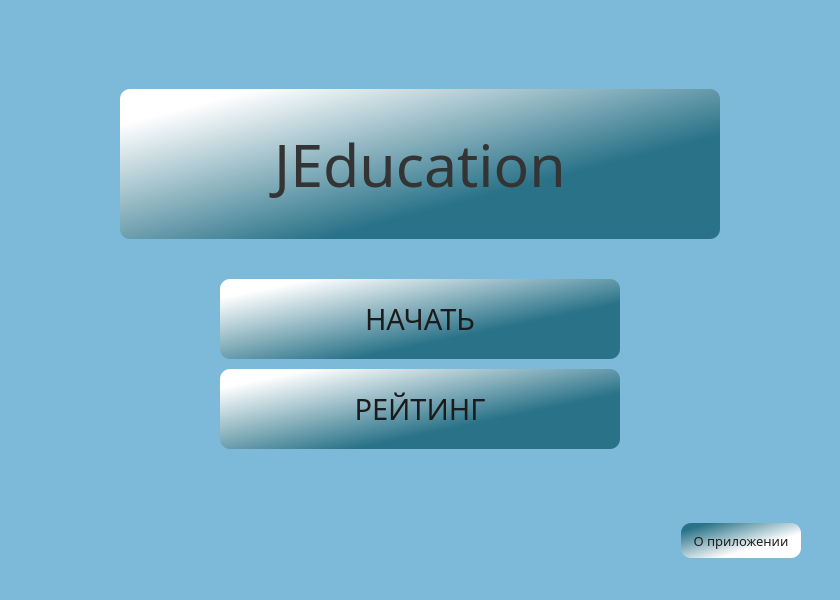
First picture: the form in Client/jeducation-v0.1/mainwindow.ui, repository Avedik/Desktop-application-IEducation, before the edit.
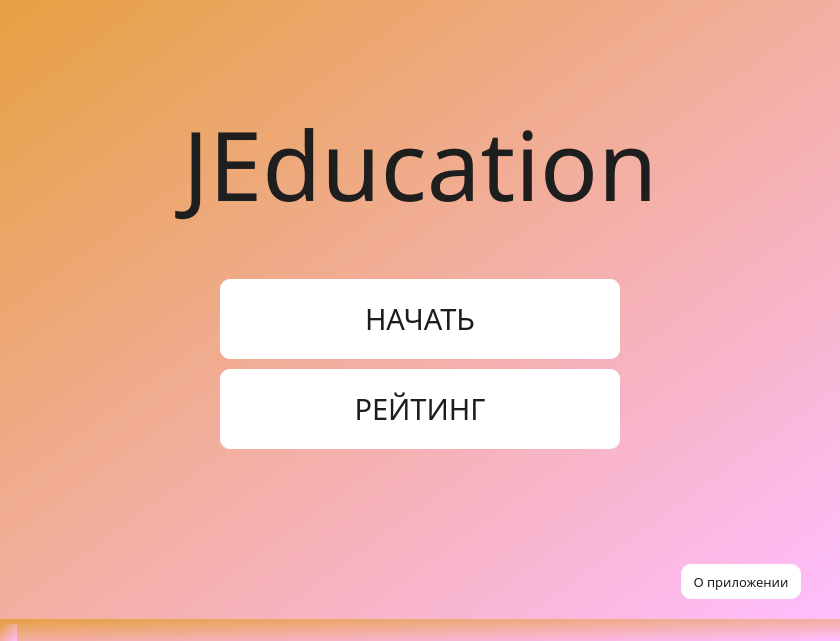
Second picture: the form after the edit.

What changed in the file:
```diff
--- a/Client/jeducation-v0.1/mainwindow.ui
+++ b/Client/jeducation-v0.1/mainwindow.ui
@@ -7,7 +7,7 @@
     <x>0</x>
     <y>0</y>
     <width>840</width>
-    <height>600</height>
+    <height>641</height>
    </rect>
   </property>
   <property name="minimumSize">
@@ -26,7 +26,8 @@
    <bool>false</bool>
   </property>
   <property name="styleSheet">
-   <string notr="true">background-color: rgb(125, 185, 217);</string>
+   <string notr="true">background:transparent;
+background-color: qlineargradient(spread:pad, x1:0, y1:0, x2:1, y2:1, stop:0 rgba(230, 160, 65, 255), stop:1 rgba(255, 189, 255, 255));</string>
   </property>
   <widget class="QWidget" name="centralwidget">
    <property name="styleSheet">
@@ -82,7 +83,7 @@
           <property name="font">
            <font>
             <family>Bahnschrift</family>
-            <pointsize>44</pointsize>
+            <pointsize>72</pointsize>
            </font>
           </property>
           <property name="focusPolicy">
@@ -92,10 +93,9 @@
            <enum>Qt::RightToLeft</enum>
           </property>
           <property name="styleSheet">
-           <string notr="true">background-color: qlineargradient(spread:pad, x1:0.652, y1:0.67, x2:0.096, y2:0.136227, stop:0 rgba(41, 114, 136, 255), stop:1 rgba(255, 255, 255, 255));
-color: rgb(52, 52, 52);
-border:2px;
-border-radius:10</string>
+           <string notr="true">background:transparent;
+color: rgb(30, 30, 30);
+</string>
           </property>
           <property name="text">
            <string>JEducation</string>
@@ -172,10 +172,11 @@
            <bool>false</bool>
           </property>
           <property name="styleSheet">
-           <string notr="true">background-color: qlineargradient(spread:pad, x1:0.652, y1:0.67, x2:0.096, y2:0.136227, stop:0 rgba(41, 114, 136, 255), stop:1 rgba(255, 255, 255, 255));
-color: rgb(27, 27, 27);
+           <string notr="true">background-color: rgb(255, 255, 255);
+color: rgb(29, 29, 29);
 border:2px;
-border-radius:10;</string>
+border-radius:10;
+</string>
           </property>
           <property name="text">
            <string>НАЧАТЬ</string>
@@ -242,10 +243,11 @@
            </font>
           </property>
           <property name="styleSheet">
-           <string notr="true">background-color: qlineargradient(spread:pad, x1:0.652, y1:0.67, x2:0.096, y2:0.136227, stop:0 rgba(41, 114, 136, 255), stop:1 rgba(255, 255, 255, 255));
-color: rgb(27, 27, 27);
+           <string notr="true">background-color: rgb(255, 255, 255);
+color: rgb(29, 29, 29);
 border:2px;
-border-radius:10;</string>
+border-radius:10;
+</string>
           </property>
           <property name="text">
            <string>РЕЙТИНГ</string>
@@ -349,10 +351,11 @@
          </font>
         </property>
         <property name="styleSheet">
-         <string notr="true">background-color: qlineargradient(spread:pad, x1:0.652, y1:0.67, x2:0.096, y2:0.136227, stop:0 rgba(255, 255, 255, 255), stop:1 rgba(41, 114, 136, 255));
+         <string notr="true">background-color: rgb(255, 255, 255);
 color: rgb(29, 29, 29);
 border:2px;
-border-radius:10;</string>
+border-radius:10;
+</string>
         </property>
         <property name="text">
          <string>О приложении</string>
```
